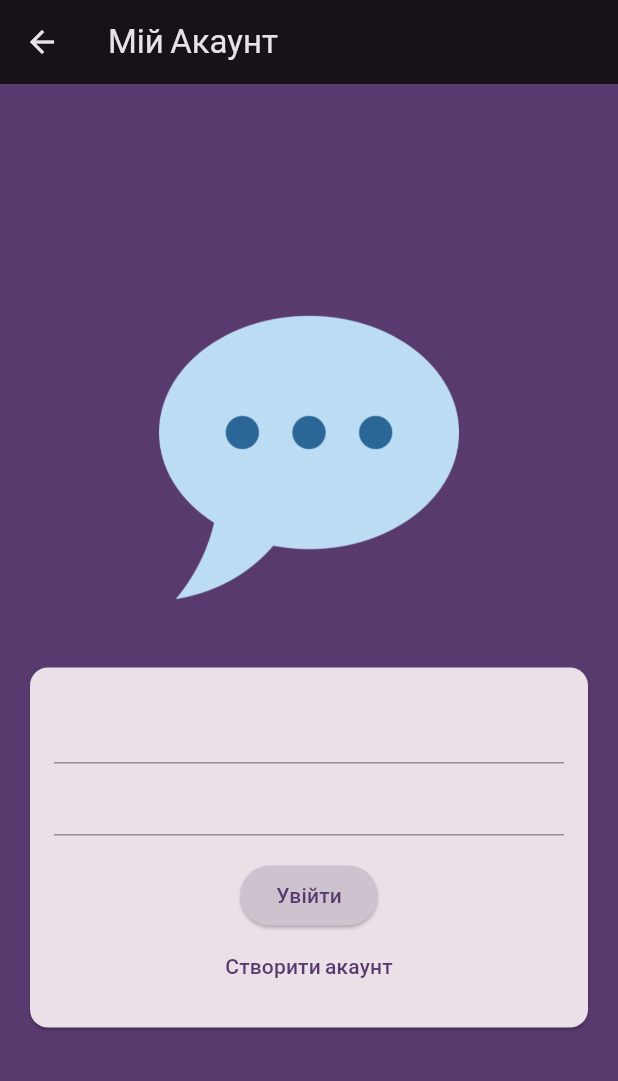
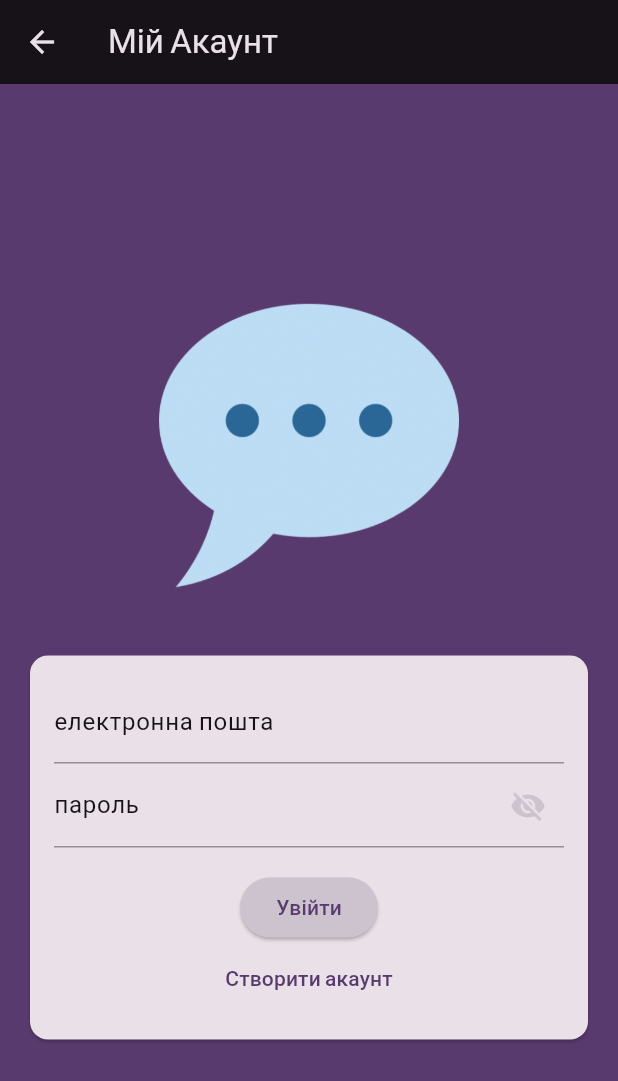
Before and after one commit to IvanRobak/shcool, a Flutter app: the AuthScreen screen opened directly, on a phone screen of 412 x 824 dp. Shown: the top 1081 px of the screen. Run offline on Flutter 3.47's test engine with Material 3 defaults, Android fonts, the phone set to English and light mode, and no system bars; our stand-ins replace audioplayers, confetti, firebase_core, flutter_riverpod, google_fonts; accounts and stored records are empty.

Commit message:
TextFormField

```diff
--- a/lib/screen/auth.dart
+++ b/lib/screen/auth.dart
@@ -8,7 +8,8 @@ class AuthScreen extends StatefulWidget {
 }
 
 class _AuthScreenState extends State<AuthScreen> {
-  var _isLoggin = false;
+  bool _isLoggin = false;
+  bool _isPasswordVisible = false;
   @override
   Widget build(BuildContext context) {
     return Scaffold(
@@ -41,8 +42,38 @@ class _AuthScreenState extends State<AuthScreen> {
                       child: Column(
                         mainAxisSize: MainAxisSize.min,
                         children: [
-                          TextFormField(),
-                          TextFormField(),
+                          TextFormField(
+                            decoration: InputDecoration(
+                                labelText: 'електронна пошта',
+                                labelStyle: TextStyle(
+                                    color: Theme.of(context)
+                                        .colorScheme
+                                        .background)),
+                            keyboardType: TextInputType.emailAddress,
+                            autocorrect: false,
+                            textCapitalization: TextCapitalization.none,
+                          ),
+                          TextFormField(
+                            obscureText: !_isPasswordVisible,
+                            decoration: InputDecoration(
+                              labelText: 'пароль',
+                              labelStyle: TextStyle(
+                                  color:
+                                      Theme.of(context).colorScheme.background),
+                              suffixIcon: IconButton(
+                                icon: Icon(
+                                  _isPasswordVisible
+                                      ? Icons.visibility
+                                      : Icons.visibility_off,
+                                ),
+                                onPressed: () {
+                                  setState(() {
+                                    _isPasswordVisible = !_isPasswordVisible;
+                                  });
+                                },
+                              ),
+                            ),
+                          ),
                           const SizedBox(
                             height: 16,
                           ),
```
